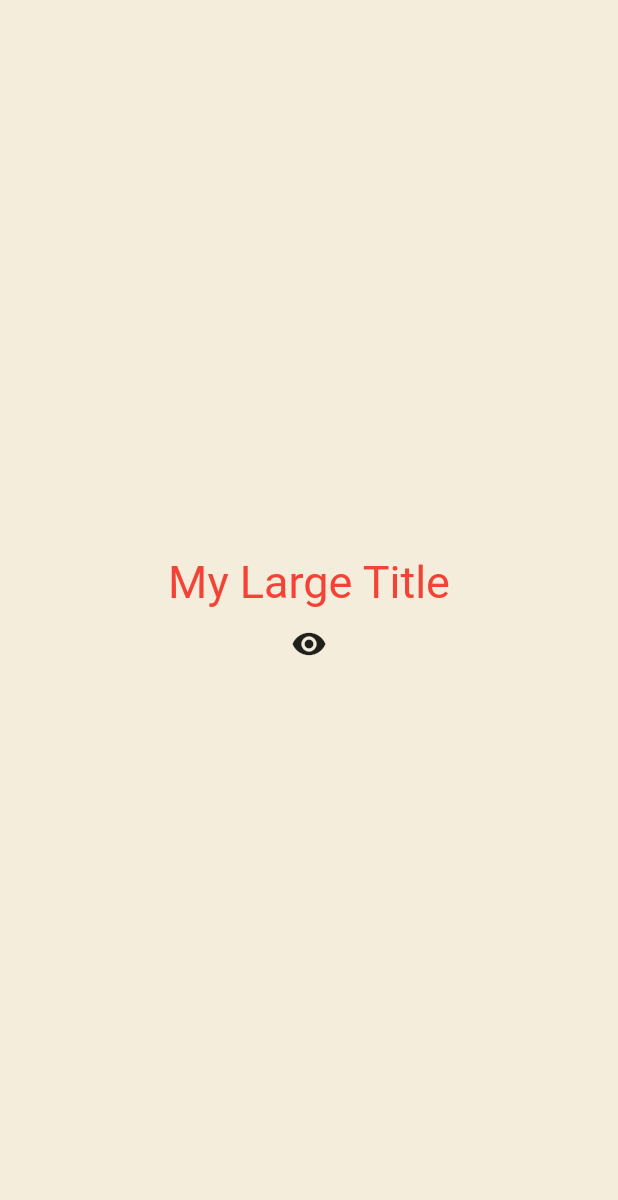
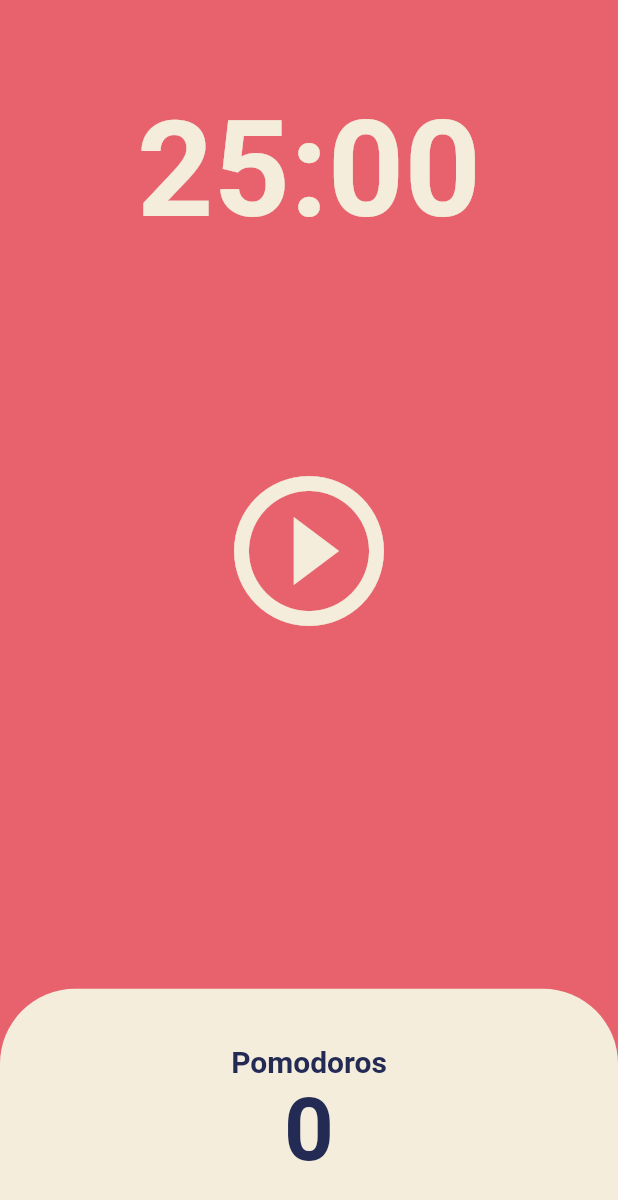
Before and after one commit to dmseo1/practice-flutter-toonflix, a Flutter app: the screen it shows after launch, on a phone screen of 412 x 824 dp. Shown: the top 1200 px of the screen. Run offline on Flutter 3.47's test engine with Material 2 defaults, Android fonts, the phone set to English and light mode, and no system bars.

Commit message:
Pomodoro 끝

```diff
--- a/lib/main.dart
+++ b/lib/main.dart
@@ -1,89 +1,28 @@
 import 'package:flutter/material.dart';
+import 'package:toonflix/screens/home_screen.dart';
 
 void main() {
   runApp(const App());
 }
 
-class App extends StatefulWidget {
+class App extends StatelessWidget {
   const App({super.key});
-
-  @override
-  State<App> createState() => _AppState();
-}
-
-class _AppState extends State<App> {
-  bool showTitle = true;
-
-  void toggleTitle() {
-    setState(() {
-      showTitle = !showTitle;
-    });
-  }
 
   @override
   Widget build(BuildContext context) {
     return MaterialApp(
       theme: ThemeData(
+        colorScheme: ColorScheme.fromSwatch(
+          backgroundColor: const Color(0xFFE7626C),
+        ),
         textTheme: const TextTheme(
-          titleLarge: TextStyle(
-            color: Colors.red,
+          displayLarge: TextStyle(
+            color: Color(0xFF232B55),
           ),
         ),
+        cardColor: const Color(0xFFF4EDDB),
       ),
-      home: Scaffold(
-        backgroundColor: const Color(0xFFF4EDDB),
-        body: Center(
-          child: Column(
-            mainAxisAlignment: MainAxisAlignment.center,
-            crossAxisAlignment: CrossAxisAlignment.center,
-            children: [
-              showTitle ? const MyLargeTitle() : const Text('nothing to see!'),
-              IconButton(
-                onPressed: toggleTitle,
-                icon: const Icon(Icons.remove_red_eye),
-              )
-            ],
-          ),
-        ),
-      ),
+      home: const HomeScreen(),
     );
   }
 }
-
-//app state widget에서 별도의 widget을 분리
-class MyLargeTitle extends StatefulWidget {
-  const MyLargeTitle({
-    super.key,
-  });
-
-  @override
-  State<MyLargeTitle> createState() => _MyLargeTitleState();
-}
-
-class _MyLargeTitleState extends State<MyLargeTitle> {
-  int count = 0;
-  @override
-  void initState() {
-    //가끔 initState 안에서 변수를 초기화한다. 대부분은 위에 선언한다.
-    super.initState();
-    print('hello!');
-  }
-
-  @override
-  void dispose() {
-    super.dispose();
-    print('dispose..');
-  }
-
-  @override
-  Widget build(BuildContext context) {
-    print('build');
-    return Text(
-      'My Large Title',
-      style: TextStyle(
-        fontSize: 30,
-        color: Theme.of(context).textTheme.titleLarge?.color ?? Colors.black,
-      ),
-    );
-  }
-}
--- /dev/null
+++ b/lib/screens/home_screen.dart
@@ -0,0 +1,163 @@
+import 'dart:async';
+
+import 'package:flutter/material.dart';
+
+class HomeScreen extends StatefulWidget {
+  const HomeScreen({super.key});
+
+  @override
+  State<HomeScreen> createState() => _HomeScreenState();
+}
+
+class _HomeScreenState extends State<HomeScreen> {
+  static const twentyFiveMinutes = 1500;
+
+  int totalSeconds = twentyFiveMinutes;
+  bool isRunning = false;
+  int totalPomodoros = 0;
+
+  late Timer timer;
+
+  void onTick(Timer timer) {
+    if (totalSeconds == 1) {
+      setState(() {
+        totalPomodoros = totalPomodoros + 1;
+        isRunning = false;
+        totalSeconds = twentyFiveMinutes;
+      });
+      timer.cancel();
+    } else {
+      setState(() {
+        totalSeconds = totalSeconds - 1;
+      });
+    }
+  }
+
+  void onStartPressed() {
+    timer = Timer.periodic(
+      const Duration(seconds: 1),
+      onTick,
+    );
+
+    setState(() {
+      isRunning = true;
+    });
+  }
+
+  void onPausePressed() {
+    timer.cancel();
+    setState(() {
+      isRunning = false;
+    });
+  }
+
+  void onResetPressed() {
+    setState(() {
+      isRunning = false;
+      totalSeconds = twentyFiveMinutes;
+    });
+    timer.cancel();
+  }
+
+  String format(int seconds) {
+    var duration = Duration(seconds: seconds);
+    return duration.toString().split(".").first.substring(2, 7);
+  }
+
+  @override
+  Widget build(BuildContext context) {
+    return Scaffold(
+      backgroundColor: Theme.of(context).colorScheme.background,
+      body: Column(
+        children: [
+          Flexible(
+            flex: 1,
+            child: Container(
+              alignment: Alignment.bottomCenter,
+              child: Text(
+                format(totalSeconds),
+                style: TextStyle(
+                  color: Theme.of(context).cardColor,
+                  fontSize: 89,
+                  fontWeight: FontWeight.w600,
+                ),
+              ),
+            ),
+          ),
+          Flexible(
+            flex: 3,
+            child: Center(
+              child: Column(
+                mainAxisAlignment: MainAxisAlignment.center,
+                children: [
+                  IconButton(
+                    color: Theme.of(context).cardColor,
+                    onPressed: isRunning ? onPausePressed : onStartPressed,
+                    icon: Icon(isRunning
+                        ? Icons.pause_circle_outline
+                        : Icons.play_circle_outline),
+                    iconSize: 120,
+                  ),
+                  const SizedBox(
+                    height: 30,
+                  ),
+                  //---------- Reset Button -----------------
+                  SizedBox(
+                      height: 60,
+                      child: isRunning
+                          ? IconButton(
+                              onPressed: onResetPressed,
+                              icon: const Icon(Icons.cancel),
+                              iconSize: 40,
+                              color: Theme.of(context).cardColor,
+                            )
+                          : const SizedBox(height: 60)),
+                  //---------- /Reset Button -----------------
+                ],
+              ),
+            ),
+          ),
+          Flexible(
+            flex: 1,
+            child: Row(
+              children: [
+                Expanded(
+                  child: Container(
+                    decoration: BoxDecoration(
+                      color: Theme.of(context).cardColor,
+                      borderRadius:
+                          const BorderRadius.vertical(top: Radius.circular(50)),
+                    ),
+                    child: Column(
+                      mainAxisAlignment: MainAxisAlignment.center,
+                      children: [
+                        Text(
+                          'Pomodoros',
+                          style: TextStyle(
+                            fontSize: 20,
+                            fontWeight: FontWeight.w600,
+                            color:
+                                Theme.of(context).textTheme.displayLarge?.color,
+                          ),
+                        ),
+                        Text(
+                          '$totalPomodoros',
+                          style: TextStyle(
+                            fontSize: 58,
+                            fontWeight: FontWeight.w600,
+                            color:
+                                Theme.of(context).textTheme.displayLarge?.color,
+                          ),
+                        ),
+                      ],
+                    ),
+                  ),
+                ),
+              ],
+            ),
+          )
+        ],
+      ),
+    );
+  }
+}
```
